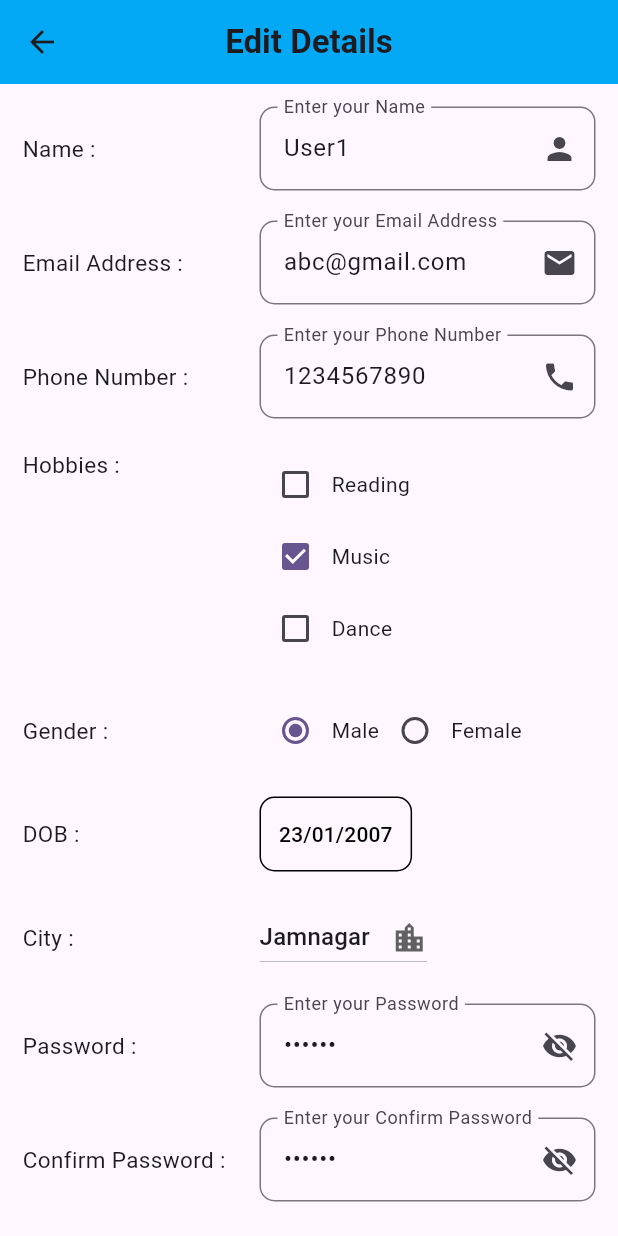
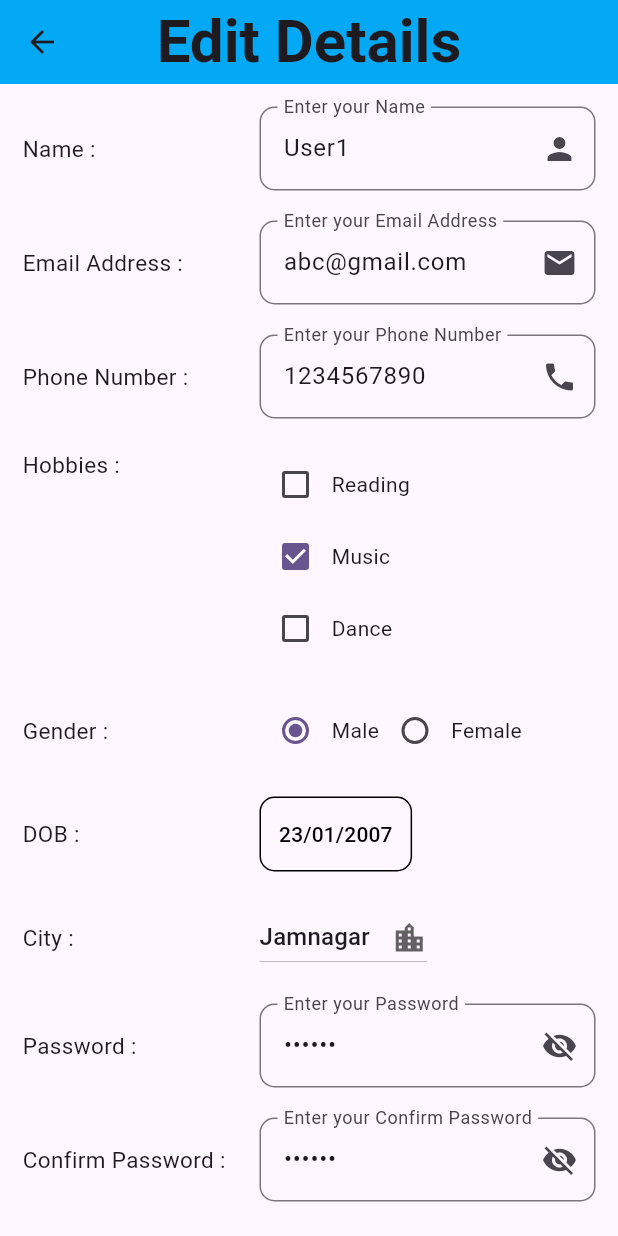
Before and after one commit to RishilJani/Matrimony-Flutter-Project, a Flutter app: the UserListPage screen opened directly, after a tap on the "edit" icon, on a phone screen of 412 x 824 dp. Run offline on Flutter 3.47's test engine with Material 3 defaults, Android fonts, the phone set to English and light mode, and no system bars; Roboto replaces fonts that are missing (StyleScript).

Commit message:
Changing Fonts & started designing

```diff
--- a/lib/design/add_user/add_edit_user.dart
+++ b/lib/design/add_user/add_edit_user.dart
@@ -68,7 +68,11 @@ class _UserFormState extends State<UserForm> {
         backgroundColor: Colors.lightBlue,
         title: Text(
           isEdit ? 'Edit Details' : "Register User",
-          style: const TextStyle(fontWeight: FontWeight.bold),
+          style: const TextStyle(
+              fontSize: 40,
+              fontWeight: FontWeight.bold,
+              fontFamily: 'StyleScript'
+          ),
         ),
         centerTitle: true,
       ),
@@ -85,7 +89,7 @@ class _UserFormState extends State<UserForm> {
                 getInput(
                   nameController,
                   'Name',
-                  suffix: Icon(Icons.person),
+                  suffix: const Icon(Icons.person),
                   validator: (value) {
                     if (value!.isEmpty) {
                       return 'Enter your name';
@@ -120,7 +124,7 @@ class _UserFormState extends State<UserForm> {
                   }
                   return null;
                 },
-                    suffix: Icon(Icons.email)
+                    suffix: const Icon(Icons.email)
                 ),
                 const SizedBox(
                   height: 20,
@@ -150,7 +154,7 @@ class _UserFormState extends State<UserForm> {
                   }
                   return null;
                 },
-                    suffix: Icon(Icons.phone)
+                    suffix: const Icon(Icons.phone)
                 ),
                 const SizedBox(
                   height: 20,
@@ -325,9 +329,12 @@ class _UserFormState extends State<UserForm> {
                 // region Password
                 getInput(passwordController, 'Password',
                     isObs: true,
-                    validator: (value) {
+                    validator: (String? value) {
                   if (value!.isEmpty) {
                     return "Enter your password";
+                  }
+                  if(!RegExp(r'[a-z]+').hasMatch(value)){
+                    return "Password must contain at least one lower case letter";
                   }
                   return null;
                 },
@@ -411,7 +418,7 @@ class _UserFormState extends State<UserForm> {
             width: 150,
             child:  Text(
                 "$txt : ",
-                style: TextStyle(fontSize: 15),
+                style: const TextStyle(fontSize: 15),
             )
         ),
         const SizedBox( width: 8, ),
--- a/lib/design/user_list/user_list_page.dart
+++ b/lib/design/user_list/user_list_page.dart
@@ -8,7 +8,7 @@ import '../add_user/add_edit_user.dart';
 
 //ignore: must_be_immutable
 class UserListPage extends StatefulWidget {
-  UserListPage({super.key,required this.isFav});
+  UserListPage({super.key, required this.isFav});
   bool isFav = false;
 
   @override
@@ -33,53 +33,84 @@ class _UserListPageState extends State<UserListPage> {
   Widget build(BuildContext context) {
     return Scaffold(
       appBar: AppBar(
-
-        backgroundColor: widget.isFav ? Colors.pinkAccent : Colors.blueAccent,
-        title: Text( widget.isFav ? "Favourite Users" : "User List" ,
-          style: const TextStyle(fontWeight: FontWeight.bold),
+        backgroundColor: widget.isFav ? Colors.pinkAccent : Colors.amber,
+        title: Text(
+          widget.isFav ? "Favourite Users" : "User List",
+          style: const TextStyle(
+              fontSize: 40,
+              fontWeight: FontWeight.bold,
+              fontFamily: 'StyleScript'),
         ),
         centerTitle: true,
         actions: [
-
           // region AllFavourite
           IconButton(
-            tooltip: isAllFavourite ? "Remove all from favourite" : "Add All to favourite",
-              onPressed: data.isEmpty ? null : (){
-                unFavourite(0,isAllFavourite);
+            tooltip: isAllFavourite
+                ? "Remove all from favourite"
+                : "Add All to favourite",
+            onPressed: data.isEmpty
+                ? null
+                : () {
+                    unFavourite(0, isAllFavourite);
                   },
-              icon: Icon(isAllFavourite ? Icons.favorite : Icons.favorite_border_rounded,color: Colors.pink),
+            icon: Icon(
+                isAllFavourite ? Icons.favorite : Icons.favorite_border_rounded,
+                color: Colors.pink),
           ),
           // endregion AllFavourite
 
           // region DeleteAll
           IconButton(
-              onPressed: data.isEmpty ? null : (){
-                deleteDialog(0,true);
+            onPressed: data.isEmpty
+                ? null
+                : () {
+                    deleteDialog(0, true);
                   },
-              icon: const Icon(Icons.delete,color: Colors.red,),
+            icon: const Icon(
+              Icons.delete,
+              color: Colors.red,
+            ),
           )
           // endregion DeleteALl
         ],
       ),
+      body: Stack(
+        children: [
+          // background image
+          Column(
+            mainAxisSize: MainAxisSize.max,
+            children: [
+              Expanded(
+                child: Image.asset(
+                  "assets/images/ring.jpg",
+                  fit: BoxFit.fill,
+                  color: Colors.black.withOpacity(0.2),
+                  colorBlendMode: BlendMode.srcATop,
+                ),
+              )
+            ],
+          ),
 
-      body: Padding(
+          // user list
+          Padding(
             padding: const EdgeInsets.all(16.0),
-
             child: Column(
-          mainAxisSize : MainAxisSize.max,
+              mainAxisSize: MainAxisSize.max,
               children: [
-
                 // Search Bar
                 Row(
                   children: [
                     Expanded(
                       child: TextFormField(
-                      onChanged: (value){
-                        if(value == ''){
-                         setState(() { getData(); });
-                        }
-                        else{
-                          setState(() { getData(value); });
+                        onChanged: (value) {
+                          if (value == '') {
+                            setState(() {
+                              getData();
+                            });
+                          } else {
+                            setState(() {
+                              getData(value);
+                            });
                           }
                           // search code here
                         },
@@ -89,9 +120,16 @@ class _UserListPageState extends State<UserListPage> {
                               borderRadius: BorderRadius.horizontal(
                             right: Radius.circular(10),
                             left: Radius.circular(10),
-                          )
-                        ),
+                          )),
                           labelText: 'Search user',
+                          labelStyle: TextStyle(
+                              color: Colors.white,
+                              fontSize: 30,
+                              fontFamily: 'GreatVibes'),
+                          hintStyle: TextStyle(
+                              color: Colors.white,
+                              fontSize: 30,
+                              fontFamily: 'GreatVibes'),
                           hintText: 'Search user',
                         ),
                       ),
@@ -99,36 +137,50 @@ class _UserListPageState extends State<UserListPage> {
                   ],
                 ),
 
-            const SizedBox( height: 15 ,),
+                const SizedBox(
+                  height: 15,
+                ),
 
-            data.isEmpty ? const Center(child:  Text("No user found"),)
+                data.isEmpty
+                    ? const Center(
+                        child: Text(
+                          "No user found",
+                          style: TextStyle(
+                              color: Colors.white,
+                              fontSize: 30,
+                              fontFamily: 'GreatVibes'),
+                        ),
+                      )
                     : Expanded(
                         child: ListView.builder(
                         itemCount: data.length,
                         itemBuilder: (context, index) {
                           return getListItem(index);
                         },
-                )
+                      ))
+              ],
+            ),
           )
         ],
       ),
-      ),
     );
   }
+/*
+*
+* */
 
-
-  Widget getListItem(i){
+  Widget getListItem(i) {
     int ind = 0;
     return Card(
+      color: Colors.teal,
       elevation: 10,
       child: ListTile(
-        onTap: (){
-          Navigator.push(context,MaterialPageRoute(
+        onTap: () {
+          Navigator.push(context, MaterialPageRoute(
             builder: (context) {
-                return UserDetailsPage(userDetail : data[i]);
+              return UserDetailsPage(userDetail: data[i]);
             },
-          )
-          ).then((value){
+          )).then((value) {
             setState(() {
               getData();
             });
@@ -138,19 +190,43 @@ class _UserListPageState extends State<UserListPage> {
           direction: Axis.vertical,
           children: [
             // Name
-            Text( data[i][Name] ,style:  const TextStyle(fontSize: 22), ),
+            Text(
+              data[i][Name],
+              style: const TextStyle(
+                  fontFamily: 'GreatVibes',
+                  color: Colors.white,
+                  fontSize: 30),
+            ),
 
             // Email
-            Text( data[i][Email] ,style:  const TextStyle(fontSize: 17), ),
+            Text(
+              data[i][Email],
+              style: const TextStyle(
+                  fontFamily: 'GreatVibes',
+                  fontSize: 27
+              ),
+            ),
 
             // Mobile
-            Text( data[i][Mobile] ,style:  const TextStyle(fontSize: 17), ),
+            Text(
+              data[i][Mobile],
+              style: const TextStyle(
+                  fontFamily: 'GreatVibes',
+                  fontSize: 27
+              ),
+            ),
 
             // City
-            Text( data[i][City].toString() ,style:  const TextStyle(fontSize: 17), ),
+            Text(
+              data[i][City].toString(),
+              style: const TextStyle(fontFamily: 'GreatVibes', fontSize: 27),
+            ),
 
             // Age
-            Text("Age : ${data[i][Age].toString()}" ,style:  const TextStyle(fontSize: 17), ),
+            Text(
+              "Age : ${data[i][Age].toString()}",
+              style: const TextStyle(fontFamily: 'GreatVibes', fontSize: 27),
+            ),
           ],
         ),
         trailing: Wrap(
@@ -158,87 +234,95 @@ class _UserListPageState extends State<UserListPage> {
           children: [
             // Favourite
             IconButton(
-                icon: Icon(data[i][isFavourite] ? Icons.favorite : Icons.favorite_border,color: Colors.pink,),
-                onPressed: (){
+                icon: Icon(
+                  data[i][isFavourite] ? Icons.favorite : Icons.favorite_border,
+                  color: Colors.pink,
+                ),
+                onPressed: () {
                   ind = findIndex(data[i]);
-                  if(!data[i][isFavourite]){
+                  if (!data[i][isFavourite]) {
                     _user.changeFavourite(ind);
                     setState(() {
                       isAllFavourite = changeAllFavourite();
                       getData();
                     });
-                  }else{
+                  } else {
                     ind = findIndex(data[i]);
                     unFavourite(ind);
                   }
-                }
-            ),
+                }),
 
             // delete
             IconButton(
-                icon: const Icon(Icons.delete,color: Colors.red,),
-                onPressed: (){
+                icon: const Icon(
+                  Icons.delete,
+                  color: Colors.red,
+                ),
+                onPressed: () {
                   ind = findIndex(data[i]);
                   deleteDialog(ind);
-
-                }
-            ),
+                }),
 
             // Edit
             IconButton(
-              icon: const Icon(Icons.edit,color: Colors.blueGrey,),
-              onPressed: (){
-                Navigator.push(context,
-                  MaterialPageRoute(
+              icon: const Icon(
+                Icons.edit,
+                color: Colors.blueGrey,
+              ),
+              onPressed: () {
+                Navigator.push(context, MaterialPageRoute(
                   builder: (context) {
                     ind = findIndex(data[i]);
-                        return UserForm(userDetail: _user.getById(ind),ind : i);
+                    return UserForm(userDetail: _user.getById(ind), ind: i);
                   },
-                  )
-                ).then((value)=> setState(() {}));
+                )).then((value) => setState(() {}));
               },
             ),
-
           ],
         ),
       ),
     );
   }
 
-  void getData([String? txt]){
-    if(searchController.text == ''){
-      if(widget.isFav){
+  void getData([String? txt]) {
+    if (searchController.text == '') {
+      if (widget.isFav) {
         data = _user.getFavourite();
-      }else{
+      } else {
         data = _user.getAll();
       }
       // changeAllFavourite();
-    }else{
-      if(widget.isFav){
+    } else {
+      if (widget.isFav) {
         data = _user.searchFavouriteUser(searchController.text);
-      }else{
+      } else {
         data = _user.searchUser(searchController.text);
       }
-
     }
   }
 
-  void unFavourite(int i,[bool? isAll]){
+  void unFavourite(int i, [bool? isAll]) {
     showDialog(
       context: context,
       builder: (context) {
         return CupertinoAlertDialog(
-            title: Text( isAll == null ? "Unfavourite" :
-                isAllFavourite ? "Unfavourite" :"Favourite"
-            ),
-            content: Text( isAll == null ?
-                "Are you sure want to remove ${_user.getById(i)[Name]} from favourite?"
-            : isAllFavourite ? "Are you sure want to remove all from Favourite?":"Are you sure want to add all to Favourite?"),
+          title: Text(isAll == null
+              ? "Unfavourite"
+              : isAllFavourite
+                  ? "Unfavourite"
+                  : "Favourite"),
+          content: Text(isAll == null
+              ? "Are you sure want to remove ${_user.getById(i)[Name]} from favourite?"
+              : isAllFavourite
+                  ? "Are you sure want to remove all from Favourite?"
+                  : "Are you sure want to add all to Favourite?"),
           actions: [
             TextButton(
               child: const Text("Yes"),
-                  onPressed: (){
-                    isAll == null ?  _user.changeFavourite(i) : _user.removeAllFavourite(!isAllFavourite);
+              onPressed: () {
+                isAll == null
+                    ? _user.changeFavourite(i)
+                    : _user.removeAllFavourite(!isAllFavourite);
                 setState(() {
                   isAllFavourite = changeAllFavourite();
                   getData();
@@ -248,7 +332,7 @@ class _UserListPageState extends State<UserListPage> {
             ),
             TextButton(
               child: const Text("No"),
-                  onPressed: (){
+              onPressed: () {
                 Navigator.pop(context);
               },
             )
@@ -258,22 +342,20 @@ class _UserListPageState extends State<UserListPage> {
     );
   }
 
-  void deleteDialog(int i,[bool? isAll]){
+  void deleteDialog(int i, [bool? isAll]) {
     showDialog(
       context: context,
       builder: (context) {
         return CupertinoAlertDialog(
-          title:const Text('DELETE '),
-          content: Text(
-            isAll == null ?
-              'Are you sure want to delete ${_user.getById(i)[Name]}? '
-                : "Are you sure want to delete all users?"
-          ),
+          title: const Text('DELETE '),
+          content: Text(isAll == null
+              ? 'Are you sure want to delete ${_user.getById(i)[Name]}? '
+              : "Are you sure want to delete all users?"),
           actions: [
             TextButton(
               child: const Text('yes'),
               onPressed: () {
-                isAll == null ?  _user.deleteUser(i) : _user.deleteAllUsers();
+                isAll == null ? _user.deleteUser(i) : _user.deleteAllUsers();
 
                 Navigator.pop(context);
                 setState(() {
@@ -298,7 +380,8 @@ class _UserListPageState extends State<UserListPage> {
     List<Map<String, dynamic>> tempData = _user.getAll();
     int ans = 0;
     for (int i = 0; i < tempData.length; i++) {
-      if (tempData[i][Name] == item[Name] && tempData[i][Email] == item[Email]) {
+      if (tempData[i][Name] == item[Name] &&
+          tempData[i][Email] == item[Email]) {
         ans = i;
         break;
       }
@@ -306,9 +389,9 @@ class _UserListPageState extends State<UserListPage> {
     return ans;
   }
 
-  bool changeAllFavourite(){
-    for(var ele in data){
-      if(!ele[isFavourite]){
+  bool changeAllFavourite() {
+    for (var ele in data) {
+      if (!ele[isFavourite]) {
         return false;
       }
     }
--- a/lib/main.dart
+++ b/lib/main.dart
@@ -1,8 +1,5 @@
 import 'package:flutter/material.dart';
-import 'package:matrimony_application/design/about_us/about_us.dart';
 import 'design/dashboard/dashboard.dart';
-import 'design/user_list/user_list_page.dart';
-
 
 void main() {
   runApp(const MyApp());
@@ -36,7 +33,7 @@ class MyApp extends StatelessWidget {
         colorScheme: ColorScheme.fromSeed(seedColor: Colors.deepPurple),
         useMaterial3: true,
       ),
-      home: Dashboard(),
+      home: const Dashboard(),
     );
   }
 }
```
Also changed, not shown: lib/design/about_us/about_us.dart (+7 -2 lines), lib/design/dashboard/dashboard.dart (+9 -5 lines), lib/design/user_list/user_details.dart (+8 -2 lines), pubspec.yaml (+9 -9 lines). Lines whose indentation alone changed are shown as unchanged.
